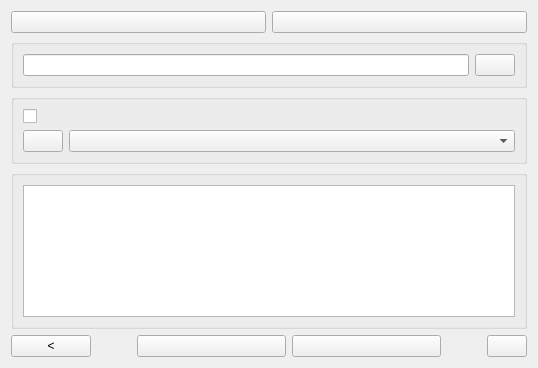
Old version of the form widgets/arraylist.ui in the repository astraleuro/libraryeditor.
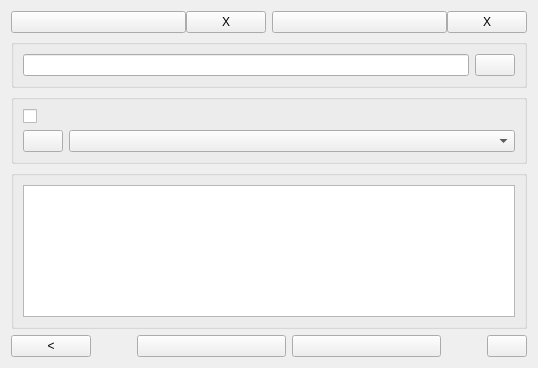
New version of the form.

Patch:
```diff
--- a/widgets/arraylist.ui
+++ b/widgets/arraylist.ui
@@ -23,6 +23,11 @@
    <item>
     <layout class="QHBoxLayout" name="horizontalLayout_4">
      <item>
+      <layout class="QHBoxLayout" name="horizontalLayout_3" stretch="1,0">
+       <property name="spacing">
+        <number>0</number>
+       </property>
+       <item>
       <widget class="QPushButton" name="filterButton">
        <property name="text">
         <string/>
@@ -36,6 +41,20 @@
       </widget>
      </item>
      <item>
+        <widget class="QPushButton" name="disableFilter">
+         <property name="text">
+          <string>X</string>
+         </property>
+        </widget>
+       </item>
+      </layout>
+     </item>
+     <item>
+      <layout class="QHBoxLayout" name="horizontalLayout_6" stretch="1,0">
+       <property name="spacing">
+        <number>0</number>
+       </property>
+       <item>
       <widget class="QPushButton" name="sortButton">
        <property name="text">
         <string/>
@@ -45,6 +64,15 @@
        </property>
       </widget>
      </item>
+       <item>
+        <widget class="QPushButton" name="disableSort">
+         <property name="text">
+          <string>X</string>
+         </property>
+        </widget>
+       </item>
+      </layout>
+     </item>
     </layout>
    </item>
    <item>
```
Left out of the diff: 2 changed lines with no effect on the pictures. Lines whose indentation alone changed are shown as unchanged.
